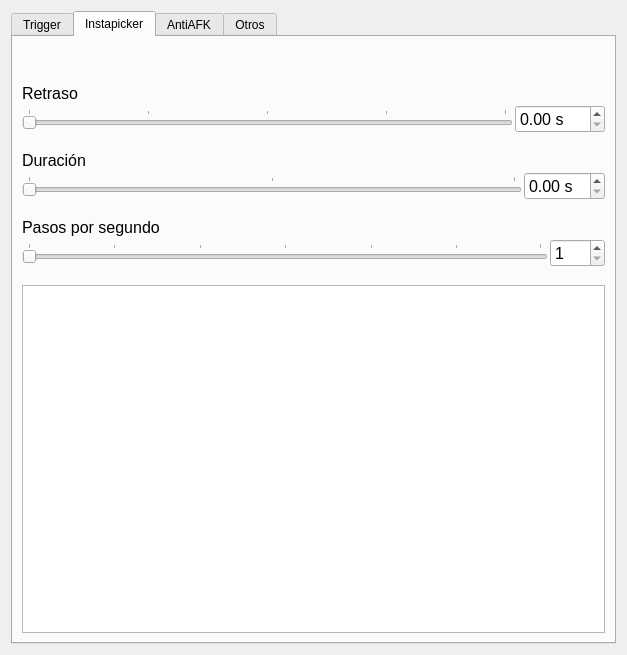
This is flanatrigo/resources/central_widget.ui in AlejandroRoJ/flanatrigo as Qt 5 draws it before an edit. The edited form follows.
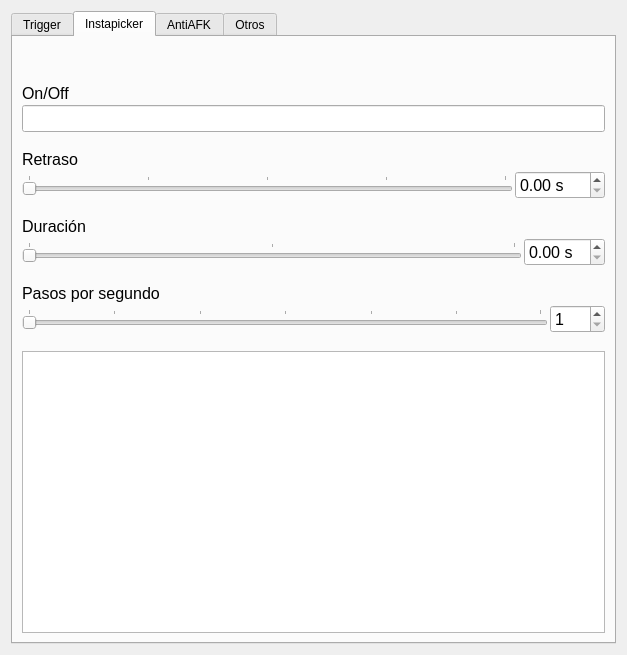
This is the edited form. The open tabs and pages were chosen to show the change. Custom widgets are drawn as their Qt base class.

Commit message: Add picker button activation

Patch:
```diff
--- a/flanatrigo/resources/central_widget.ui
+++ b/flanatrigo/resources/central_widget.ui
@@ -1257,6 +1257,46 @@
          </item>
         </layout>
        </item>
+       <item>
+        <layout class="QVBoxLayout" name="verticalLayout_32">
+         <property name="spacing">
+          <number>2</number>
+         </property>
+         <item>
+          <widget class="QLabel" name="label_picker_activation_button">
+           <property name="sizePolicy">
+            <sizepolicy hsizetype="Maximum" vsizetype="Maximum">
+             <horstretch>0</horstretch>
+             <verstretch>0</verstretch>
+            </sizepolicy>
+           </property>
+           <property name="font">
+            <font>
+             <pointsize>12</pointsize>
+            </font>
+           </property>
+           <property name="text">
+            <string>On/Off</string>
+           </property>
+          </widget>
+         </item>
+         <item>
+          <widget class="HotkeyLineEdit" name="line_picker_activation_button">
+           <property name="font">
+            <font>
+             <pointsize>12</pointsize>
+            </font>
+           </property>
+           <property name="contextMenuPolicy">
+            <enum>Qt::PreventContextMenu</enum>
+           </property>
+           <property name="readOnly">
+            <bool>true</bool>
+           </property>
+          </widget>
+         </item>
+        </layout>
+       </item>
        <item>
         <layout class="QVBoxLayout" name="verticalLayout_16">
          <property name="spacing">
```
Left out of the diff: 37 changed lines with no effect on the pictures. The commit also changes 6 other files.
